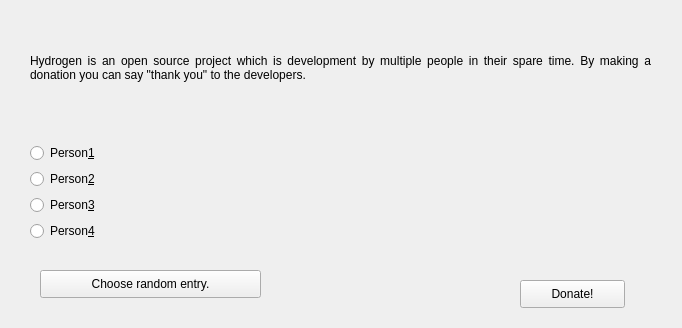
Qt form src/gui/src/UI/DonationDialog.ui (hydrogen-music/hydrogen) before a commit.
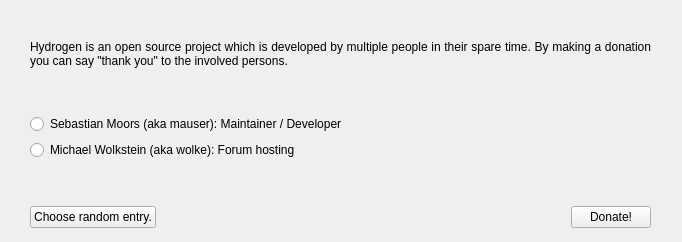
The same form after that commit.

Commit message: Updated donation dialog gui

```diff
--- a/src/gui/src/UI/DonationDialog.ui
+++ b/src/gui/src/UI/DonationDialog.ui
@@ -7,38 +7,12 @@
     <x>0</x>
     <y>0</y>
     <width>682</width>
-    <height>328</height>
+    <height>242</height>
    </rect>
   </property>
   <property name="windowTitle">
    <string>Form</string>
   </property>
-  <widget class="QPushButton" name="donateButton">
-   <property name="geometry">
-    <rect>
-     <x>520</x>
-     <y>280</y>
-     <width>105</width>
-     <height>28</height>
-    </rect>
-   </property>
-   <property name="text">
-    <string>Donate!</string>
-   </property>
-  </widget>
-  <widget class="QPushButton" name="randomizeButton">
-   <property name="geometry">
-    <rect>
-     <x>40</x>
-     <y>270</y>
-     <width>221</width>
-     <height>28</height>
-    </rect>
-   </property>
-   <property name="text">
-    <string>Choose random entry.</string>
-   </property>
-  </widget>
   <widget class="QWidget" name="horizontalLayoutWidget">
    <property name="geometry">
     <rect>
@@ -69,46 +43,115 @@
      <layout class="QVBoxLayout" name="verticalLayout_2">
       <item>
        <layout class="QVBoxLayout" name="verticalLayout">
+        <item>
+         <spacer name="verticalSpacer_4">
+          <property name="orientation">
+           <enum>Qt::Vertical</enum>
+          </property>
+          <property name="sizeHint" stdset="0">
+           <size>
+            <width>20</width>
+            <height>40</height>
+           </size>
+          </property>
+         </spacer>
+        </item>
         <item>
          <widget class="QLabel" name="label">
           <property name="text">
-           <string>&lt;html&gt;&lt;head/&gt;&lt;body&gt;&lt;p align=&quot;justify&quot;&gt;Hydrogen is an open source project which is development by multiple people in their spare time. By making a donation you can say &amp;quot;thank you&amp;quot; to the developers.&lt;/p&gt;&lt;/body&gt;&lt;/html&gt;</string>
+           <string>&lt;html&gt;&lt;head/&gt;&lt;body&gt;&lt;p align=&quot;justify&quot;&gt;Hydrogen is an open source project which is developed by multiple people in their spare time. By making a donation you can say &amp;quot;thank you&amp;quot; to the involved persons.&lt;/p&gt;&lt;/body&gt;&lt;/html&gt;</string>
           </property>
           <property name="wordWrap">
            <bool>true</bool>
           </property>
          </widget>
         </item>
+        <item>
+         <spacer name="verticalSpacer">
+          <property name="orientation">
+           <enum>Qt::Vertical</enum>
+          </property>
+          <property name="sizeHint" stdset="0">
+           <size>
+            <width>20</width>
+            <height>40</height>
+           </size>
+          </property>
+         </spacer>
+        </item>
         <item>
          <widget class="QRadioButton" name="radioButton">
           <property name="text">
-           <string>Person&amp;1</string>
+           <string>Sebastian Moors (aka mauser): Maintainer / Developer</string>
           </property>
          </widget>
         </item>
         <item>
          <widget class="QRadioButton" name="radioButton_2">
           <property name="text">
-           <string>Person&amp;2</string>
+           <string>Michael Wolkstein (aka wolke): Forum hosting</string>
           </property>
          </widget>
         </item>
         <item>
-         <widget class="QRadioButton" name="radioButton_3">
-          <property name="text">
-           <string>Person&amp;3</string>
+         <spacer name="verticalSpacer_2">
+          <property name="orientation">
+           <enum>Qt::Vertical</enum>
           </property>
-         </widget>
+          <property name="sizeHint" stdset="0">
+           <size>
+            <width>20</width>
+            <height>40</height>
+           </size>
+          </property>
+         </spacer>
         </item>
         <item>
-         <widget class="QRadioButton" name="radioButton_4">
-          <property name="text">
-           <string>Person&amp;4</string>
-          </property>
-         </widget>
+         <layout class="QHBoxLayout" name="horizontalLayout_2">
+          <item>
+           <widget class="QPushButton" name="randomizeBtn">
+            <property name="text">
+             <string>Choose random entry.</string>
+            </property>
+           </widget>
+          </item>
+          <item>
+           <spacer name="horizontalSpacer_3">
+            <property name="orientation">
+             <enum>Qt::Horizontal</enum>
+            </property>
+            <property name="sizeHint" stdset="0">
+             <size>
+              <width>40</width>
+              <height>20</height>
+             </size>
+            </property>
+           </spacer>
+          </item>
+          <item>
+           <widget class="QPushButton" name="donateBtn">
+            <property name="text">
+             <string>Donate!</string>
+            </property>
+           </widget>
+          </item>
+         </layout>
         </item>
        </layout>
       </item>
+      <item>
+       <spacer name="verticalSpacer_3">
+        <property name="orientation">
+         <enum>Qt::Vertical</enum>
+        </property>
+        <property name="sizeHint" stdset="0">
+         <size>
+          <width>20</width>
+          <height>40</height>
+         </size>
+        </property>
+       </spacer>
+      </item>
      </layout>
     </item>
     <item>
```
The commit also changes 2 other files.
